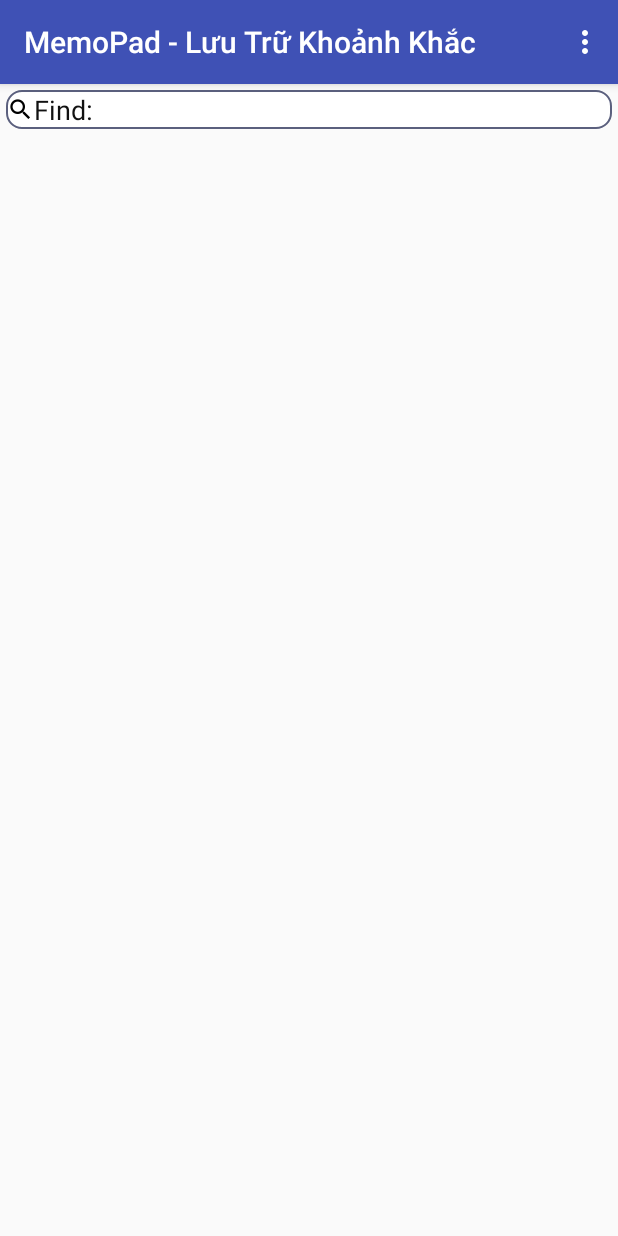
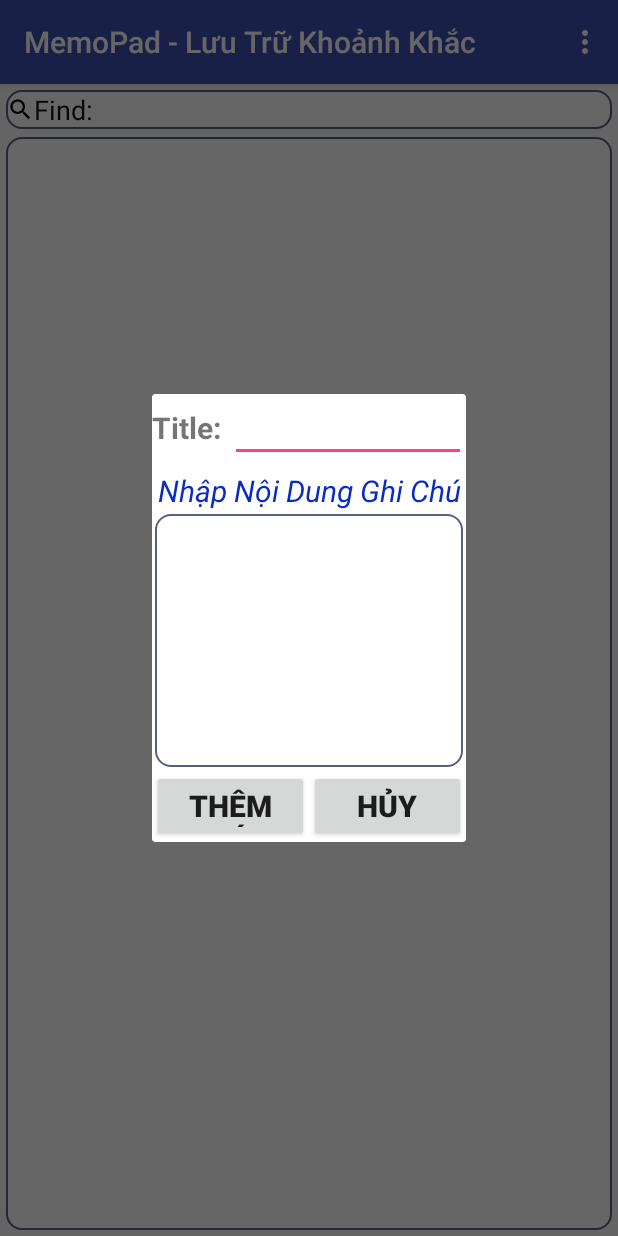
Before and after one commit to hokien07/MemoPad-LuuTruKhoanhKhac, an Android app: the screen it shows after launch (MainActivity), in the options menu, after a tap on "Thêm Mới", on a phone screen of 412 x 824 dp. Run offline under Robolectric (Android 15) with nearby library versions, the phone set to English and light mode, and no system bars.

```diff
--- a/app/src/main/java/com/app/vpgroup/memopad_luutrukhoanhkhac/MainActivity.java
+++ b/app/src/main/java/com/app/vpgroup/memopad_luutrukhoanhkhac/MainActivity.java
@@ -1,9 +1,11 @@
 package com.app.vpgroup.memopad_luutrukhoanhkhac;
 
+import android.app.Dialog;
 import android.os.Bundle;
 import android.support.v7.app.AppCompatActivity;
 import android.view.Menu;
 import android.view.MenuItem;
+import android.view.View;
 import android.widget.Button;
 import android.widget.EditText;
 import android.widget.ListView;
@@ -13,10 +15,8 @@ import java.util.ArrayList;
 public class MainActivity extends AppCompatActivity {
     EditText edtFind;
     ListView lv;
-    Button btnAdd;
     ArrayList<MemoPad> mangMemoPad;
     MemoPadAdapter adapter = null;
-
     MemoPadModify memoPadModify;
 
 
@@ -38,18 +38,49 @@ public class MainActivity extends AppCompatActivity {
     @Override
     public boolean onCreateOptionsMenu(Menu menu) {
         getMenuInflater().inflate(R.menu.menu_add,menu);
-        return super.onCreateOptionsMenu(menu);
+        return true;
     }
 
     @Override
     public boolean onOptionsItemSelected(MenuItem item) {
         int id = item.getItemId();
+
+        if(id == R.id.btnAdd){
+            final Dialog dialog = new Dialog(this);
+            dialog.setTitle("Ghi Chú Mới");
+            dialog.setContentView(R.layout.show_dialog);
+            final EditText edtTitle, edtContent;
+            Button btnThem, btnHuy;
+
+            edtTitle = (EditText) dialog.findViewById(R.id.edtTitleNew);
+            edtContent = (EditText) dialog.findViewById(R.id.edtContentNew);
+            btnThem = (Button) dialog.findViewById(R.id.btnThemNew);
+            btnHuy = (Button) dialog.findViewById(R.id.btnCapNhatNew);
+
+           btnHuy.setOnClickListener(new View.OnClickListener() {
+               @Override
+               public void onClick(View view) {
+                   dialog.dismiss();
+               }
+           });
+
+            btnThem.setOnClickListener(new View.OnClickListener() {
+                @Override
+                public void onClick(View view) {
+                    MemoPad memoPad = new MemoPad(edtTitle.getText().toString(), edtContent.getText().toString());
+                    memoPadModify.insert(memoPad);
+                    display();
+                    dialog.dismiss();
+                }
+            });
+            dialog.show();
+            return true;
+        }
         return super.onOptionsItemSelected(item);
     }
 
     private void AddControl() {
         edtFind = (EditText) findViewById(R.id.edtFind);
-        btnAdd = (Button) findViewById(R.id.btnAdd);
         lv = (ListView) findViewById(R.id.lisView);
         memoPadModify = new MemoPadModify(this);
         mangMemoPad = new ArrayList<MemoPad>();
--- a/app/src/main/java/com/app/vpgroup/memopad_luutrukhoanhkhac/MemoPad.java
+++ b/app/src/main/java/com/app/vpgroup/memopad_luutrukhoanhkhac/MemoPad.java
@@ -7,6 +7,11 @@ public class MemoPad {
 
     public MemoPad(Integer id, String title, String content) {
         this.id = id;
+        this.title = title;
+        this.content = content;
+    }
+
+    public MemoPad(String title, String content) {
         this.title = title;
         this.content = content;
     }
--- a/app/src/main/res/layout/activity_main.xml
+++ b/app/src/main/res/layout/activity_main.xml
@@ -7,15 +7,13 @@
 
        <LinearLayout
            android:layout_margin="4dp"
-           android:weightSum="10"
            android:layout_width="match_parent"
-           android:layout_height="wrap_content"
+           android:layout_height="match_parent"
            android:orientation="vertical">
         <LinearLayout
             android:orientation="horizontal"
-            android:layout_weight="1"
             android:layout_width="match_parent"
-            android:layout_height="0dp">
+            android:layout_height="wrap_content">
             <EditText
                 android:id="@+id/edtFind"
                 android:gravity="left|center"
@@ -30,13 +28,11 @@
         <LinearLayout
             android:layout_marginTop="5dp"
             android:orientation="horizontal"
-            android:layout_weight="9"
             android:layout_width="match_parent"
-            android:layout_height="0dp">
+            android:layout_height="match_parent">
             <ListView
                 android:background="@drawable/boder_layout"
                 android:id="@+id/lisView"
-                android:layout_marginTop="5dp"
                 android:layout_width="match_parent"
                 android:layout_height="match_parent"></ListView>
         </LinearLayout>
--- /dev/null
+++ b/app/src/main/res/layout/show_dialog.xml
@@ -0,0 +1,80 @@
+<?xml version="1.0" encoding="utf-8"?>
+<LinearLayout xmlns:android="http://schemas.android.com/apk/res/android"
+    android:orientation="vertical"
+    android:layout_width="match_parent"
+    android:layout_height="match_parent">
+
+    <LinearLayout
+        android:orientation="vertical"
+        android:layout_width="match_parent"
+        android:layout_height="match_parent">
+        <LinearLayout
+            android:orientation="horizontal"
+            android:layout_width="match_parent"
+            android:layout_height="wrap_content">
+            <TextView
+                android:gravity="center|start"
+                android:text="Title:"
+                android:textSize="20sp"
+                android:textStyle="bold"
+                android:layout_weight="1"
+                android:layout_width="0dp"
+                android:layout_height="match_parent" />
+
+            <EditText
+                android:id="@+id/edtTitleNew"
+                android:gravity="start|center"
+                android:layout_weight="3"
+                android:layout_width="0dp"
+                android:layout_height="match_parent" />
+        </LinearLayout>
+
+        <LinearLayout
+            android:layout_marginTop="5dp"
+            android:orientation="vertical"
+            android:layout_width="match_parent"
+            android:layout_height="200dp">
+            <TextView
+                android:text="Nhập Nội Dung Ghi Chú"
+                android:textSize="20sp"
+                android:textStyle="italic"
+                android:gravity="center"
+                android:textColor="#092bc2"
+                android:layout_width="match_parent"
+                android:layout_height="wrap_content" />
+
+            <EditText
+                android:background="@drawable/boder_layout"
+                android:layout_margin="2dp"
+                android:id="@+id/edtContentNew"
+                android:gravity="start|top"
+                android:layout_width="match_parent"
+                android:layout_height="match_parent" />
+
+        </LinearLayout>
+        <LinearLayout
+            android:layout_width="match_parent"
+            android:layout_height="wrap_content">
+            <Button
+                android:text="@string/btnThem"
+                android:id="@+id/btnThemNew"
+                android:textSize="20sp"
+                android:textStyle="bold"
+                android:layout_weight="5"
+                android:layout_width="0dp"
+                android:layout_height="wrap_content" />
+
+            <Button
+                android:text="@string/btnHuy"
+                android:id="@+id/btnCapNhatNew"
+                android:textStyle="bold"
+                android:textSize="20sp"
+                android:layout_weight="5"
+                android:layout_width="0dp"
+                android:layout_height="wrap_content" />
+        </LinearLayout>
+
+
+    </LinearLayout>
+
+</LinearLayout>
--- a/app/src/main/res/menu/menu_add.xml
+++ b/app/src/main/res/menu/menu_add.xml
@@ -7,7 +7,7 @@
     <item
         android:id="@+id/btnAdd"
         android:orderInCategory="100"
-        android:title="Thêm Mới"
+        android:title="@string/menu_add"
         android:icon="@android:drawable/ic_menu_add"
         android:showAsAction="always|withText"/>
 </menu>
--- a/app/src/main/res/values/strings.xml
+++ b/app/src/main/res/values/strings.xml
@@ -1,6 +1,10 @@
 <resources>
     <string name="app_name">MemoPad - Lưu Trữ Khoảnh Khắc</string>
 
-    <!--MainActivity-->
+    <!--Menu-->
+    <string name="menu_add">Thêm Mới</string>
 
+    <!--Dialog-->
+    <string name="btnThem">Thêm mới</string>
+    <string name="btnHuy">Hủy</string>
 </resources>
```
